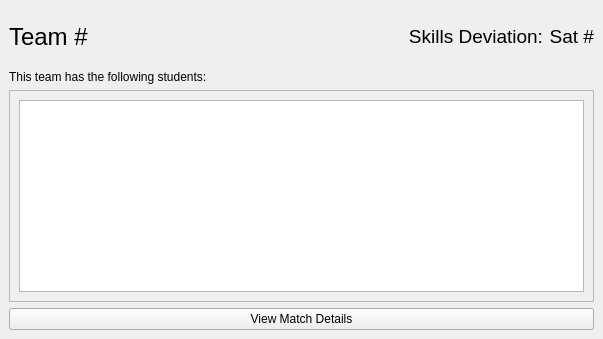
Before: the Qt Designer form AlgorithmExecution/teamcellwidget.ui in zcharli/carleton-student-project-partner-finder, drawn with Qt 5.
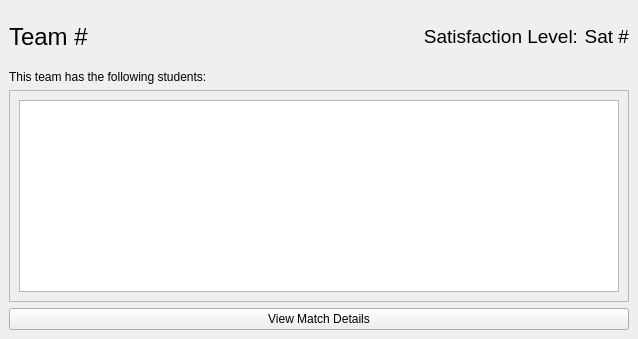
After: the same form once the commit is applied.

What changed in the file:
```diff
--- a/AlgorithmExecution/teamcellwidget.ui
+++ b/AlgorithmExecution/teamcellwidget.ui
@@ -6,7 +6,7 @@
    <rect>
     <x>0</x>
     <y>0</y>
-    <width>603</width>
+    <width>638</width>
     <height>339</height>
    </rect>
   </property>
@@ -362,7 +362,7 @@
              <rect>
               <x>0</x>
               <y>0</y>
-              <width>581</width>
+              <width>616</width>
               <height>210</height>
              </rect>
             </property>
@@ -413,7 +413,7 @@
             </font>
            </property>
            <property name="text">
-            <string>Skills Deviation:</string>
+            <string>Satisfaction Level:</string>
            </property>
            <property name="alignment">
             <set>Qt::AlignRight|Qt::AlignTrailing|Qt::AlignVCenter</set>
```
